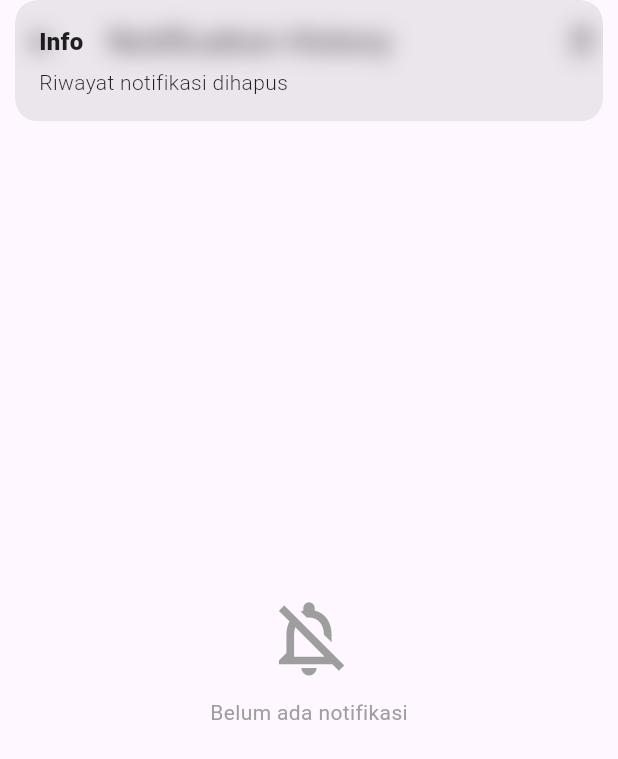
After one commit to NaovalOcta/VOX-Store, a Flutter app: the LogNotificationView screen opened by its route, after a tap on the "delete outline" icon, on a phone screen of 412 x 824 dp. The commit adds this screen. Shown: the top 759 px of the screen. Run offline on Flutter 3.47's test engine with Material 3 defaults, Android fonts, the phone set to English and light mode, and no system bars; our stand-ins replace firebase_core, firebase_messaging, flutter_local_notifications, flutter_map, geolocator, get and 6 more; accounts and stored records are empty.

Commit message:
feat: Add comprehensive routing for new modules, integrate Firebase and Hive for notifications and data, and implement notification logging.

```diff
--- a/lib/app/data/services/notification_handler.dart
+++ b/lib/app/data/services/notification_handler.dart
@@ -2,6 +2,7 @@ import 'dart:convert';
 import 'package:firebase_messaging/firebase_messaging.dart';
 import 'package:flutter_local_notifications/flutter_local_notifications.dart';
 import 'package:get/get.dart';
+import 'package:hive/hive.dart';
 import 'package:shared_preferences/shared_preferences.dart';
 
 // Handler Background (Harus top-level function)
@@ -65,6 +66,18 @@ class NotificationHandler {
       print('FCM Token: $token');
     }
 
+    FirebaseMessaging.onMessageOpenedApp.listen((message) {
+      // Simpan log jika user klik notifikasi
+      if (message.notification != null) {
+         _saveToLog(
+          message.notification!.title ?? "",
+          message.notification!.body ?? "",
+          message.data
+        );
+      }
+      _handleMessageNavigation(message);
+    });
+
     // Handler Background
     FirebaseMessaging.onBackgroundMessage(_firebaseMessagingBackgroundHandler);
 
@@ -103,6 +116,22 @@ class NotificationHandler {
     }
   }
 
+  Future<void> _saveToLog(String title, String body, Map<String, dynamic> data) async {
+    final box = Hive.box('notificationBox');
+
+    final newLog = {
+      'title': title,
+      'body': body,
+      'date': DateTime.now().toString(),
+      'data': data,
+      'isRead': false,
+    };
+
+    // Simpan ke index 0 (paling atas)
+    await box.add(newLog);
+    print("Notifikasi disimpan ke Log: $title");
+  }
+
   // Listener untuk notifikasi saat aplikasi dibuka (Foreground)
   void listenForegroundMessage() {
     FirebaseMessaging.onMessage.listen((message) {
@@ -121,6 +150,11 @@ class NotificationHandler {
             ),
           ),
           payload: jsonEncode(message.data),
+        );
+        _saveToLog(
+          message.notification!.title!,
+          message.notification!.body!,
+          message.data,
         );
       }
     });
--- /dev/null
+++ b/lib/app/modules/logNotification/bindings/log_notification_binding.dart
@@ -0,0 +1,9 @@
+import 'package:get/get.dart';
+import '../controllers/log_notification_controller.dart';
+
+class LogNotificationBinding extends Bindings {
+  @override
+  void dependencies() {
+    Get.lazyPut<LogNotificationController>(() => LogNotificationController());
+  }
+}
--- /dev/null
+++ b/lib/app/modules/logNotification/controllers/log_notification_controller.dart
@@ -0,0 +1,27 @@
+import 'package:get/get.dart';
+import 'package:hive/hive.dart';
+
+class LogNotificationController extends GetxController {
+  final Box _box = Hive.box('notificationBox');
+
+  // Observable list untuk UI
+  var notifications = <Map<dynamic, dynamic>>[].obs;
+
+  @override
+  void onInit() {
+    super.onInit();
+    loadNotifications();
+  }
+
+  void loadNotifications() {
+    // Ambil data dari Hive, balik urutan agar yang terbaru di atas
+    final data = _box.values.toList().cast<Map<dynamic, dynamic>>();
+    notifications.assignAll(data.reversed.toList());
+  }
+
+  Future<void> clearLogs() async {
+    await _box.clear();
+    notifications.clear();
+    Get.snackbar("Info", "Riwayat notifikasi dihapus");
+  }
+}
--- /dev/null
+++ b/lib/app/modules/logNotification/views/log_notification_view.dart
@@ -0,0 +1,79 @@
+import 'package:flutter/material.dart';
+import 'package:get/get.dart';
+import '../controllers/log_notification_controller.dart';
+
+class LogNotificationView extends GetView<LogNotificationController> {
+  const LogNotificationView({super.key});
+
+  @override
+  Widget build(BuildContext context) {
+    return Scaffold(
+      appBar: AppBar(
+        title: const Text('Notification History'),
+        actions: [
+          IconButton(
+            icon: const Icon(Icons.delete_outline),
+            onPressed: () => controller.clearLogs(),
+            tooltip: "Hapus Semua",
+          )
+        ],
+      ),
+      body: Obx(() {
+        if (controller.notifications.isEmpty) {
+          return const Center(
+            child: Column(
+              mainAxisAlignment: MainAxisAlignment.center,
+              children: [
+                Icon(Icons.notifications_off_outlined, size: 60, color: Colors.grey),
+                SizedBox(height: 10),
+                Text("Belum ada notifikasi", style: TextStyle(color: Colors.grey)),
+              ],
+            ),
+          );
+        }
+
+        return ListView.builder(
+          padding: const EdgeInsets.all(10),
+          itemCount: controller.notifications.length,
+          itemBuilder: (context, index) {
+            final notif = controller.notifications[index];
+            final date = DateTime.parse(notif['date']);
+
+            return Card(
+              margin: const EdgeInsets.only(bottom: 10),
+              elevation: 2,
+              shape: RoundedRectangleBorder(borderRadius: BorderRadius.circular(12)),
+              child: ListTile(
+                leading: Container(
+                  padding: const EdgeInsets.all(8),
+                  decoration: BoxDecoration(
+                    color: Colors.blue.withOpacity(0.1),
+                    shape: BoxShape.circle,
+                  ),
+                  child: const Icon(Icons.notifications, color: Colors.blue),
+                ),
+                title: Text(
+                  notif['title'] ?? 'No Title',
+                  style: const TextStyle(fontWeight: FontWeight.bold),
+                ),
+                subtitle: Column(
+                  crossAxisAlignment: CrossAxisAlignment.start,
+                  children: [
+                    const SizedBox(height: 4),
+                    Text(notif['body'] ?? ''),
+                    const SizedBox(height: 6),
+                    Text(
+                      "${date.day}/${date.month} ${date.hour}:${date.minute}",
+                      style: TextStyle(fontSize: 11, color: Colors.grey[600]),
+                    ),
+                  ],
+                ),
+                isThreeLine: true,
+              ),
+            );
+          },
+        );
+      }),
+    );
+  }
+}
--- a/lib/app/modules/profile/views/profile_view.dart
+++ b/lib/app/modules/profile/views/profile_view.dart
@@ -121,6 +121,12 @@ class ProfileView extends GetView<ProfileController> {
               title: "Test Notification",
               onTap: () => Get.toNamed(Routes.TEST_NOTIFICATION),
             ),
+            _buildMenuTile(
+              context,
+              icon: Icons.history,
+              title: "Log Notification",
+              onTap: () => Get.toNamed(Routes.LOG_NOTIFICATION),
+            ),
             Obx(
               () => _buildMenuTile(
                 context,
--- a/lib/app/routes/app_pages.dart
+++ b/lib/app/routes/app_pages.dart
@@ -19,6 +19,8 @@ import '../modules/liveTracking/bindings/live_tracking_binding.dart';
 import '../modules/liveTracking/views/live_tracking_view.dart';
 import '../modules/locationPicker/bindings/location_picker_binding.dart';
 import '../modules/locationPicker/views/location_picker_view.dart';
+import '../modules/logNotification/bindings/log_notification_binding.dart';
+import '../modules/logNotification/views/log_notification_view.dart';
 import '../modules/profile/bindings/profile_binding.dart';
 import '../modules/profile/views/profile_view.dart';
 import '../modules/testNotification/bindings/test_notification_binding.dart';
@@ -107,5 +109,10 @@ class AppPages {
       page: () => const TestNotificationView(),
       binding: TestNotificationBinding(),
     ),
+    GetPage(
+      name: Routes.LOG_NOTIFICATION,
+      page: () => const LogNotificationView(),
+      binding: LogNotificationBinding(),
+    ),
   ];
 }
--- a/lib/app/routes/app_routes.dart
+++ b/lib/app/routes/app_routes.dart
@@ -17,6 +17,7 @@ abstract class Routes {
   static const CHECKOUT = _Paths.CHECKOUT;
   static const HISTORY = _Paths.HISTORY;
   static const TEST_NOTIFICATION = _Paths.TEST_NOTIFICATION;
+  static const LOG_NOTIFICATION = _Paths.LOG_NOTIFICATION;
 }
 
 abstract class _Paths {
@@ -35,4 +36,5 @@ abstract class _Paths {
   static const CHECKOUT = '/checkout';
   static const HISTORY = '/history';
   static const TEST_NOTIFICATION = '/test-notification';
+  static const LOG_NOTIFICATION = '/log-notification';
 }
--- a/lib/main.dart
+++ b/lib/main.dart
@@ -23,6 +23,7 @@ Future<void> main() async {
   Hive.registerAdapter(CartItemAdapter());
   await Hive.openBox<Product>('productBox');
   await Hive.openBox<CartItem>('cartBox');
+  await Hive.openBox('notificationBox');
 
   // 3. Service & Theme
   await Get.putAsync(() => SupabaseService().init());
```
